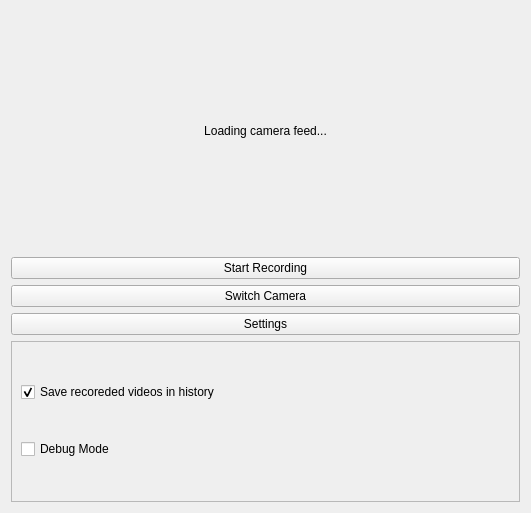
Old version of the form app/ui/main_window.ui in the repository Stefanos0710/SignAI.
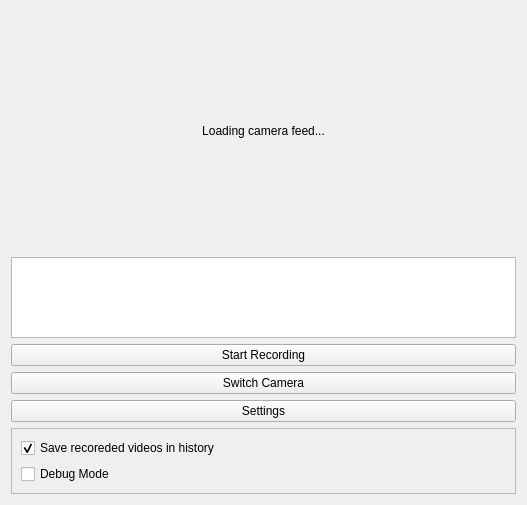
New version of the form.

Commit message:
Add translation result display to main window
Introduces a read-only text area for showing translation results and status messages. Updates the record function to call the translation API, display results or errors in the new text area, and provide user feedback during processing.

Patch:
```diff
--- a/app/ui/main_window.ui
+++ b/app/ui/main_window.ui
@@ -6,8 +6,8 @@
    <rect>
     <x>0</x>
     <y>0</y>
-    <width>531</width>
-    <height>513</height>
+    <width>527</width>
+    <height>505</height>
    </rect>
   </property>
   <property name="windowTitle">
@@ -30,6 +30,9 @@
      </property>
     </widget>
    </item>
+   <item>
+    <widget class="QPlainTextEdit" name="plainTextEdit"/>
+   </item>
    <item>
     <widget class="QPushButton" name="recordButton">
      <property name="text">
```
The commit also changes 1 other file.
